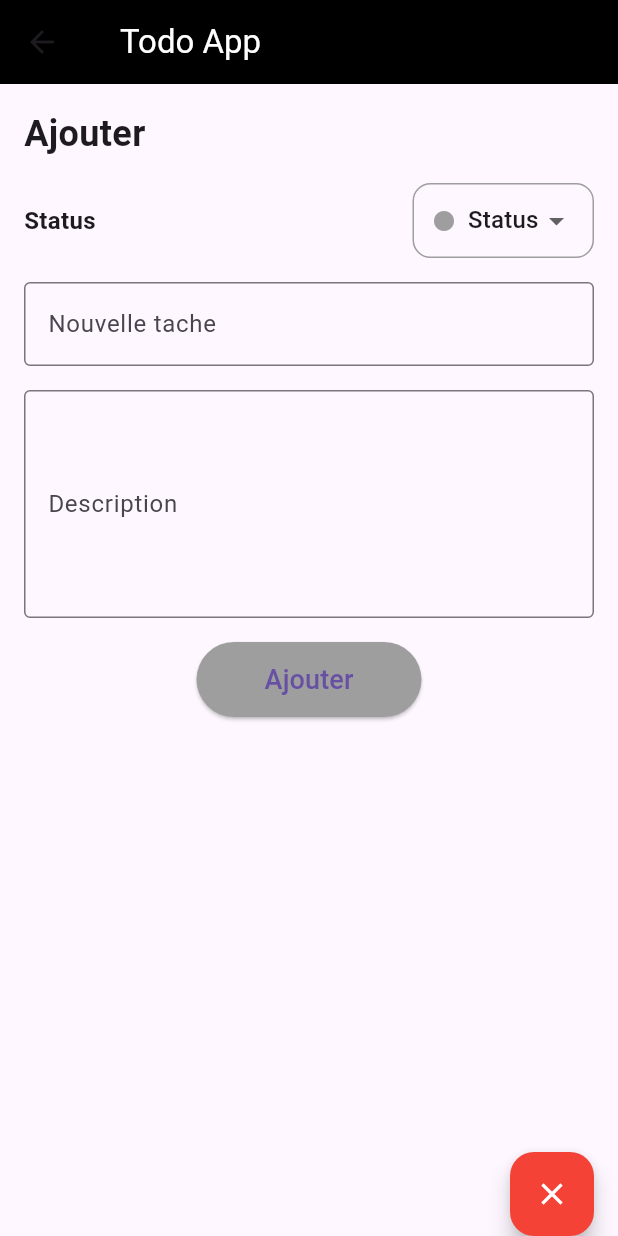
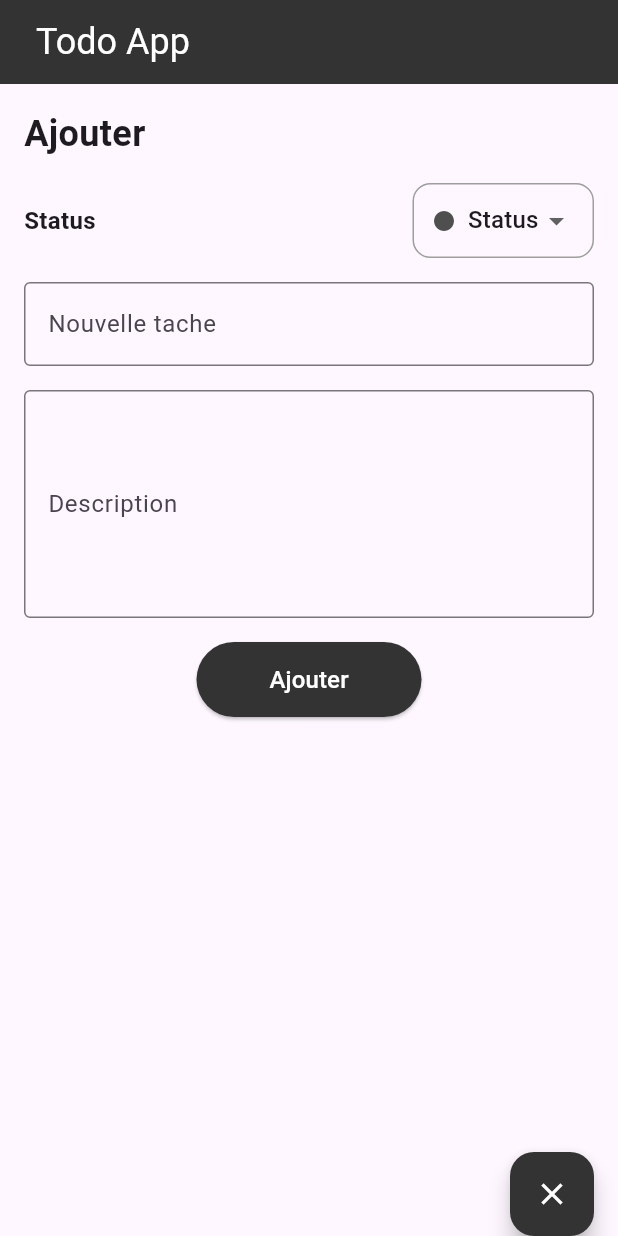
Before and after one commit to Malickmimd/Task_manager, a Flutter app: the screen it shows after launch, after a tap on the "add" icon, on a phone screen of 412 x 824 dp. Run offline on Flutter 3.47's test engine with Material 3 defaults, Android fonts, the phone set to English and light mode, and no system bars; our stand-ins replace sqflite; accounts and stored records are empty.

Commit message:
adding task colors

```diff
--- a/lib/main.dart
+++ b/lib/main.dart
@@ -1,4 +1,3 @@
-// main.dart
 import 'package:flutter/material.dart';
 import 'screens/home_page.dart';
 
@@ -12,7 +11,7 @@ class MyApp extends StatelessWidget {
   @override
   Widget build(BuildContext context) {
     return MaterialApp(
-      title: 'Simple Todo App',
+      title: 'Todo App',
       theme: ThemeData(
         primarySwatch: Colors.blue,
       ),
--- a/lib/screens/add_task_page.dart
+++ b/lib/screens/add_task_page.dart
@@ -17,12 +17,14 @@ class _AddTaskPageState extends State<AddTaskPage> {
   Widget build(BuildContext context) {
     return Scaffold(
       appBar: AppBar(
-        backgroundColor: Colors.black,
+        automaticallyImplyLeading: false,
+        backgroundColor: const Color(0xFF333333),
         title: const Align(
           alignment: Alignment.centerLeft,
           child: Padding(
             padding: EdgeInsets.all(8.0),
-            child: Text('Todo App', style: TextStyle(color: Colors.white)),
+            child: Text('Todo App',
+                style: TextStyle(color: Colors.white, fontSize: 24)),
           ),
         ),
       ),
@@ -131,10 +133,11 @@ class _AddTaskPageState extends State<AddTaskPage> {
                   Navigator.pop(context, true);
                 },
                 style: ElevatedButton.styleFrom(
-                  backgroundColor: Colors.grey,
+                  backgroundColor: const Color(0xFF333333),
                   minimumSize: const Size(150, 50),
                 ),
-                child: const Text('Ajouter', style: TextStyle(fontSize: 18)),
+                child: const Text('Ajouter',
+                    style: TextStyle(fontSize: 16, color: Color(0xFFffffff))),
               ),
             ),
           ],
@@ -144,7 +147,7 @@ class _AddTaskPageState extends State<AddTaskPage> {
         onPressed: () {
           Navigator.pop(context);
         },
-        backgroundColor: Colors.red,
+        backgroundColor: const Color(0xFF333333),
         child: const Icon(Icons.close, color: Colors.white),
       ),
       floatingActionButtonLocation: FloatingActionButtonLocation.endDocked,
@@ -154,13 +157,13 @@ class _AddTaskPageState extends State<AddTaskPage> {
   Color _getStatusColor(String status) {
     switch (status) {
       case 'In progress':
-        return Colors.blue;
+        return const Color(0xFF56CCF2);
       case 'Done':
-        return Colors.green;
+        return const Color(0xFF27AE60);
       case 'Bug':
-        return Colors.red;
+        return const Color(0xFFEB5757);
       default:
-        return Colors.grey;
+        return const Color(0xFF4F4F4F);
     }
   }
 }
--- a/lib/screens/home_page.dart
+++ b/lib/screens/home_page.dart
@@ -37,8 +37,14 @@ class _HomePageState extends State<HomePage> {
   Widget build(BuildContext context) {
     return Scaffold(
       appBar: AppBar(
-        backgroundColor: Colors.black,
-        title: const Text('Todo App', style: TextStyle(color: Colors.white)),
+        backgroundColor: const Color(0xFF333333),
+        title: Row(
+          mainAxisAlignment: MainAxisAlignment.start,
+          children: const [
+            Text('Todo App',
+                style: TextStyle(color: Colors.white, fontSize: 24)),
+          ],
+        ),
         actions: [
           Padding(
             padding: const EdgeInsets.all(8.0),
@@ -108,8 +114,8 @@ class _HomePageState extends State<HomePage> {
             _loadTasks();
           }
         },
-        backgroundColor: Colors.grey,
-        child: const Icon(Icons.add),
+        backgroundColor: const Color(0xFF333333),
+        child: const Icon(Icons.add, color: Colors.white),
       ),
     );
   }
@@ -123,13 +129,13 @@ class _HomePageState extends State<HomePage> {
   Color _getStatusColor(String status) {
     switch (status) {
       case 'In progress':
-        return Colors.blue;
+        return const Color(0xFF56CCF2);
       case 'Done':
-        return Colors.green;
+        return const Color(0xFF27AE60);
       case 'Bug':
-        return Colors.red;
+        return const Color(0xFFEB5757);
       default:
-        return Colors.grey;
+        return const Color(0xFF4F4F4F);
     }
   }
 }
--- a/lib/widgets/task_filter.dart
+++ b/lib/widgets/task_filter.dart
@@ -59,13 +59,13 @@ class _TaskFilterState extends State<TaskFilter> {
   Color _getStatusColor(String status) {
     switch (status) {
       case 'In progress':
-        return Colors.blue;
+        return const Color(0xFF56CCF2);
       case 'Done':
-        return Colors.green;
+        return const Color(0xFF27AE60);
       case 'Bug':
-        return Colors.red;
+        return const Color(0xFFEB5757);
       default:
-        return Colors.grey;
+        return const Color(0xFF4F4F4F);
     }
   }
 }
```
Also changed, not shown: lib/screens/edit_task_page.dart (+13 -11 lines).
